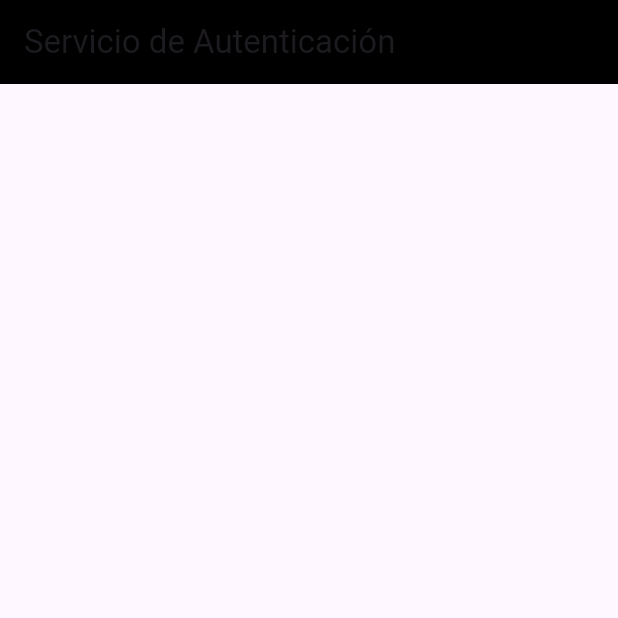
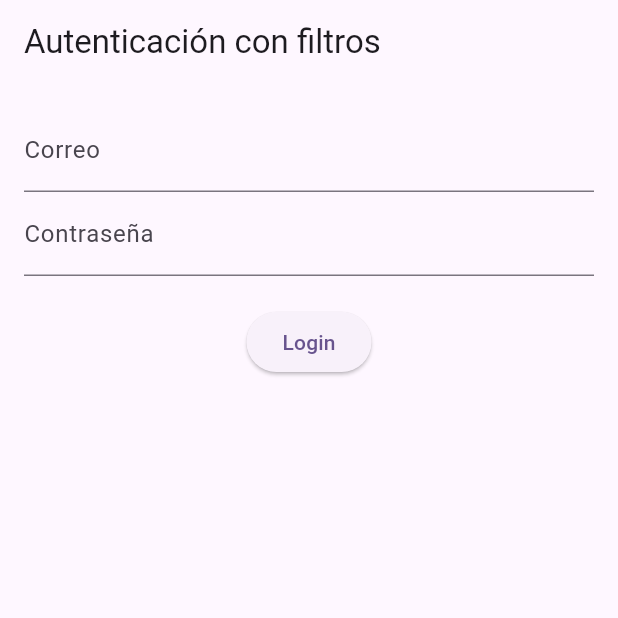
Before and after one commit to Gerardoo280/Practicas_DS, a Flutter app: the screen it shows after launch, on a phone screen of 412 x 824 dp, the top half of it. Run offline on Flutter 3.47's test engine with Material 3 defaults, Android fonts, the phone set to English and light mode, and no system bars.

Commit message:
ejer 3 acabado

```diff
--- a/P2/ejer3/lib/filtro_contrasena.dart
+++ b/P2/ejer3/lib/filtro_contrasena.dart
@@ -1,4 +1,4 @@
-import 'package:ejer3/patronFiltros.dart';
+import 'package:ejer3/patron_filtros.dart';
 
 class FiltroLongitud extends Filtro {
   @override
--- a/P2/ejer3/lib/filtros_correo.dart
+++ b/P2/ejer3/lib/filtros_correo.dart
@@ -1,4 +1,4 @@
-import 'package:ejer3/patronFiltros.dart';
+import 'package:ejer3/patron_filtros.dart';
 
 class FiltroArroba extends Filtro {
   @override
--- a/P2/ejer3/lib/main.dart
+++ b/P2/ejer3/lib/main.dart
@@ -1,4 +1,7 @@
 import 'package:flutter/material.dart';
+import 'package:ejer3/patron_filtros.dart';
+import 'package:ejer3/filtros_correo.dart';
+import 'package:ejer3/filtro_contrasena.dart';
 
 void main() {
   runApp(const MyApp());
@@ -12,6 +15,7 @@ class MyApp extends StatelessWidget {
   Widget build(BuildContext context) {
     return MaterialApp(
       title: 'Ejercicio grupal de la P2',
+      debugShowCheckedModeBanner: false,
       theme: ThemeData(
         colorScheme: .fromSeed(seedColor: Colors.deepPurple),
       ),
@@ -29,53 +33,80 @@ class MyHomePage extends StatefulWidget {
   State<MyHomePage> createState() => _MyHomePageState();
 }
 
-class Autenticacion {
-  String ejecutar(String correo){
-    return "Autenticacion completada con éxito para ${correo}";
-  }
-}
 
-abstract class Filtro {
-  void ejecutar(String correo, String contrasena);
-}
+class _MyHomePageState extends State<MyHomePage> {
+  final TextEditingController correoController = TextEditingController();
+  final TextEditingController passController = TextEditingController();
+  final List<String> emailsRegistrados = [
+    "gerardito@gmail.com",
+    "claudio@go.ugr.es",
+    "profesor@correo.ugr.es"
+  ];
 
-class Cadena {
-  final List<Filtro> filtros = [];
-  Autenticacion objetivo;
+  late GestorFiltros gestor;
+  String resultado = "";
 
-  void agregarFiltro(Filtro filtro){
-    filtros.add(filtro);
+  @override
+  void initState() {
+    super.initState();
+
+    Autenticacion auth = Autenticacion();
+    gestor = GestorFiltros(auth);
+
+    gestor.agregarFiltro(FiltroArroba());
+    gestor.agregarFiltro(FiltroDominio());
+    gestor.agregarFiltro(FiltroLongitud());
+    gestor.agregarFiltro(FiltroMayuscula());
+    gestor.agregarFiltro(FiltroNumero());
+    gestor.agregarFiltro(FiltroCaracterEspecial());
+    gestor.agregarFiltro(FiltroCorreoEnContrasena());
+    gestor.agregarFiltro(FiltroEmailExistente(emailsRegistrados));
   }
 
-  void establecerObjetivo(Autenticacion objet){
-    objetivo = objet;
+  void autenticar() {
+    String correo = correoController.text;
+    String pass = passController.text;
+
+    String res = gestor.procesarPeticion(correo, pass);
+
+    setState(() {
+      resultado = res;
+    });
   }
-
-  void ejecutar(String correo, String contrasena){
-    for(int i = 0; i < filtros.length; i++) {
-      Filtro filtro = filtros[i];
-      filtro.ejecutar(correo, contrasena);
-    }
-
-    if (objetivo != null){
-      objetivo.ejecutar(correo, contrasena);
-    }
-    return true;
-  }
-}
-
-class _MyHomePageState extends State<MyHomePage> {
-
 
   @override
   Widget build(BuildContext context) {
     return Scaffold(
-      appBar: AppBar(
-        backgroundColor: Colors.black,
-        title: Text(widget.title),
-      ),
-      body: Center(
+      appBar: AppBar(title: Text("Autenticación con filtros")),
+      body: Padding(
+        padding: EdgeInsets.all(16),
+        child: Column(
+          children: [
+            TextField(
+              controller: correoController,
+              decoration: InputDecoration(labelText: "Correo"),
+            ),
+            TextField(
+              controller: passController,
+              obscureText: true,
+              decoration: InputDecoration(labelText: "Contraseña"),
+            ),
+            SizedBox(height: 20),
+            ElevatedButton(
+              onPressed: autenticar,
+              child: Text("Login"),
+            ),
+            SizedBox(height: 20),
 
+            Text(
+              resultado,
+              style: TextStyle(
+                color: resultado.startsWith("Error") ? Colors.red : Colors.green,
+                fontSize: 16,
+              ),
+            )
+          ],
+        ),
       ),
     );
   }
--- a/P2/ejer3/lib/patron_filtros.dart
+++ b/P2/ejer3/lib/patron_filtros.dart
@@ -50,9 +50,3 @@ class GestorFiltros {
     return cadena.ejecutar(correo, contrasena);
   }
 }
-
-class Client {
-  String? intentarAutenticacion(String correo, String contrasena, GestorFiltros gestorFiltros) {
-    return gestorFiltros.procesarPeticion(correo, contrasena);
-  }
-}
```
